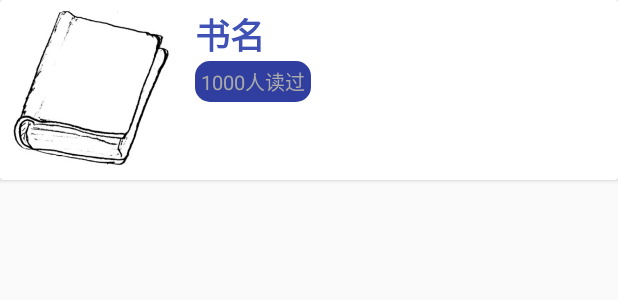
After one commit to xiehaochn/UESTC_Lib, an Android app: the layout viewholder_bookdetail.xml on its own in the app's theme, with its tools: preview values and no code run, on a phone screen of 412 x 824 dp. The commit adds this screen. Shown: the top 300 px of the screen. Run offline under Robolectric (Android 15) with nearby library versions, the phone set to English and light mode, and no system bars; network calls fail.

Commit message:
BookListActivity数据展示界面初步完成。

```diff
--- /dev/null
+++ b/app/src/main/res/drawable/viewholder_reading_background.xml
@@ -0,0 +1,7 @@
+<?xml version="1.0" encoding="utf-8"?>
+<shape xmlns:android="http://schemas.android.com/apk/res/android"
+    android:shape="rectangle"
+    >
+    <solid android:color="@color/colorPrimaryDark"/>
+    <corners android:radius="10dp"/>
+</shape>
--- a/app/src/main/res/layout/activity_main.xml
+++ b/app/src/main/res/layout/activity_main.xml
@@ -61,7 +61,9 @@
                 android:gravity="center"
                 android:layout_centerVertical="true"
                 android:text="更多"
-                android:layout_alignParentRight="true" />
+                android:layout_marginEnd="5dp"
+                android:layout_alignParentRight="true"
+                android:layout_marginRight="5dp" />
         </RelativeLayout>
 
         <android.support.v7.widget.GridLayout
--- /dev/null
+++ b/app/src/main/res/layout/viewholder_bookdetail.xml
@@ -0,0 +1,56 @@
+<?xml version="1.0" encoding="utf-8"?>
+<android.support.v7.widget.CardView xmlns:android="http://schemas.android.com/apk/res/android"
+    android:id="@+id/viewholder_bookdetail_cardview"
+    android:layout_width="match_parent"
+    android:layout_height="wrap_content"
+    android:padding="2dp"
+    >
+    <RelativeLayout
+        android:layout_width="match_parent"
+        android:layout_height="wrap_content"
+        >
+    <ImageView
+        android:id="@+id/viewholder_bookdetail_bookpic"
+        android:padding="1dp"
+        android:layout_width="120dp"
+        android:layout_height="120dp"
+        android:src="@drawable/book_default"
+        android:adjustViewBounds="true"
+        />
+    <TextView
+        android:id="@+id/viewholder_bookdetail_booktitle"
+        android:layout_toRightOf="@id/viewholder_bookdetail_bookpic"
+        android:layout_width="wrap_content"
+        android:layout_height="wrap_content"
+        android:text="书名"
+        android:textStyle="bold"
+        android:textSize="23sp"
+        android:textColor="@color/colorPrimary"
+        android:gravity="center"
+        android:layout_marginTop="5dp"
+        android:layout_marginLeft="10dp"
+        />
+
+
+        <TextView
+            android:id="@+id/viewholder_bookdetail_reading"
+            android:layout_below="@id/viewholder_bookdetail_booktitle"
+            android:layout_toRightOf="@id/viewholder_bookdetail_bookpic"
+            android:layout_width="wrap_content"
+            android:layout_height="wrap_content"
+            android:text="1000人读过"
+            android:textSize="13sp"
+            android:textColor="@android:color/darker_gray"
+            android:background="@drawable/viewholder_reading_background"
+            android:gravity="center"
+            android:paddingTop="3dp"
+            android:paddingBottom="3dp"
+            android:paddingLeft="4dp"
+            android:paddingRight="4dp"
+            android:layout_marginLeft="10dp"
+            android:layout_marginBottom="5dp"
+            />
+
+    </RelativeLayout>
+
+</android.support.v7.widget.CardView>
--- a/app/src/main/res/layout/widget_selectdialog.xml
+++ b/app/src/main/res/layout/widget_selectdialog.xml
@@ -7,9 +7,7 @@
     app:columnCount="3"
     app:rowCount="6"
     app:orientation="horizontal"
-    android:paddingTop="2.5dp"
-    android:paddingLeft="5dp"
-    android:paddingRight="5dp"
+    android:padding="5dp"
     >
     <Button
         android:id="@+id/select_dialog_242"
--- a/app/src/main/res/values/dimens.xml
+++ b/app/src/main/res/values/dimens.xml
@@ -7,4 +7,5 @@
     <dimen name="wighet_waitingdialog_defaultextsize">18sp</dimen>
     <dimen name="wighet_viewpagertabpoints_defaultsize">3dp</dimen>
     <dimen name="wighet_viewpagertabpoints_defaultinterval">10dp</dimen>
+    <dimen name="viewholder_bookdetail_bookpicsize">120dp</dimen>
 </resources>
--- a/app/src/main/res/values/styles.xml
+++ b/app/src/main/res/values/styles.xml
@@ -17,7 +17,7 @@
         <item name="android:windowIsFloating">true</item>
         <item name="android:windowIsTranslucent">true</item>
         <item name="android:windowNoTitle">true</item>
-        <item name="android:background">@android:color/transparent</item>
+        <item name="android:background">@color/colorPrimary</item>
         <item name="android:backgroundDimAmount">0.5</item>
         <item name="android:backgroundDimEnabled">true</item>
     </style>
@@ -41,4 +41,8 @@
         <item name="android:windowEnterAnimation">@anim/anim_selectdialog_in</item>
         <item name="android:windowExitAnimation">@anim/anim_selectdialog_out</item>
     </style>
+    <style name="ToolBarTitleText">
+        <item name="android:textSize">25sp</item>
+        <item name="android:textStyle">bold</item>
+    </style>
 </resources>
```
Also changed, not shown: app/src/main/java/com/hawx/uestc_lib/activity/BookListActivity.java (+54 -0 lines), app/src/main/java/com/hawx/uestc_lib/activity/MainActivity.java (+19 -8 lines), app/src/main/java/com/hawx/uestc_lib/adapter/BookListAdapter.java (added, +100 -0 lines), app/src/main/java/com/hawx/uestc_lib/data/BookDetailData.java (+35 -0 lines), app/src/main/java/com/hawx/uestc_lib/data/ResponseData.java (+16 -0 lines), app/src/main/java/com/hawx/uestc_lib/data/ResultData.java (+16 -0 lines), app/src/main/res/layout/activity_booklist.xml (+7 -3 lines), app/src/main/res/drawable/book_default.jpeg (added), app/src/main/res/drawable/viewholder_bookdetail_errorpic.png (added).
